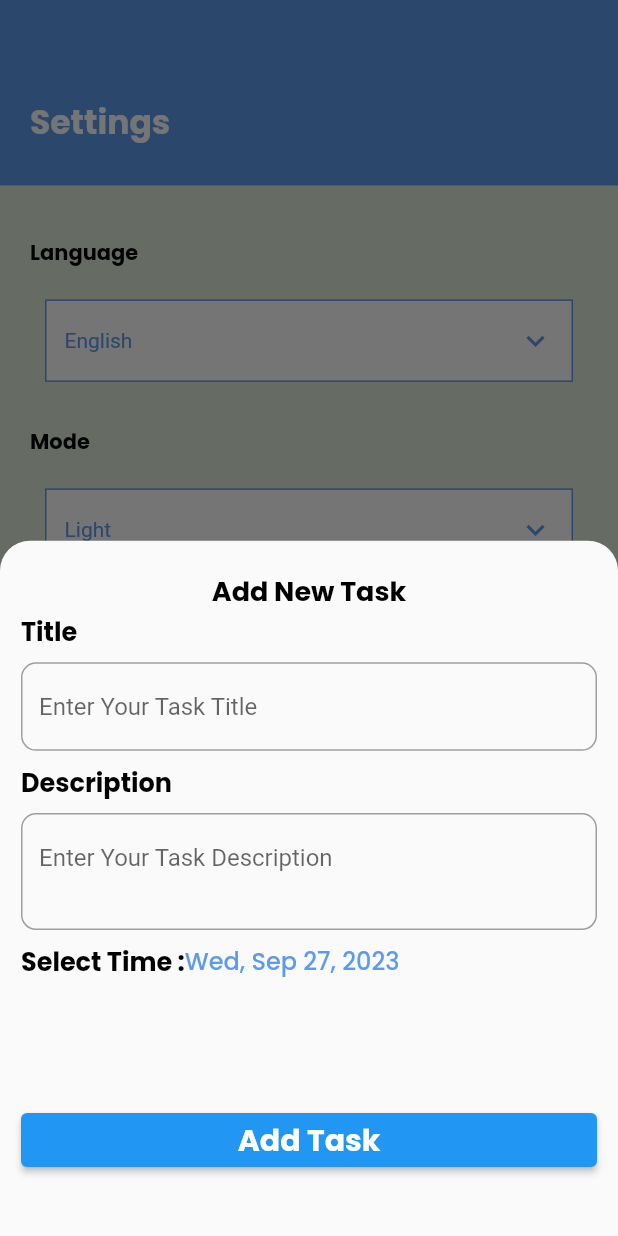
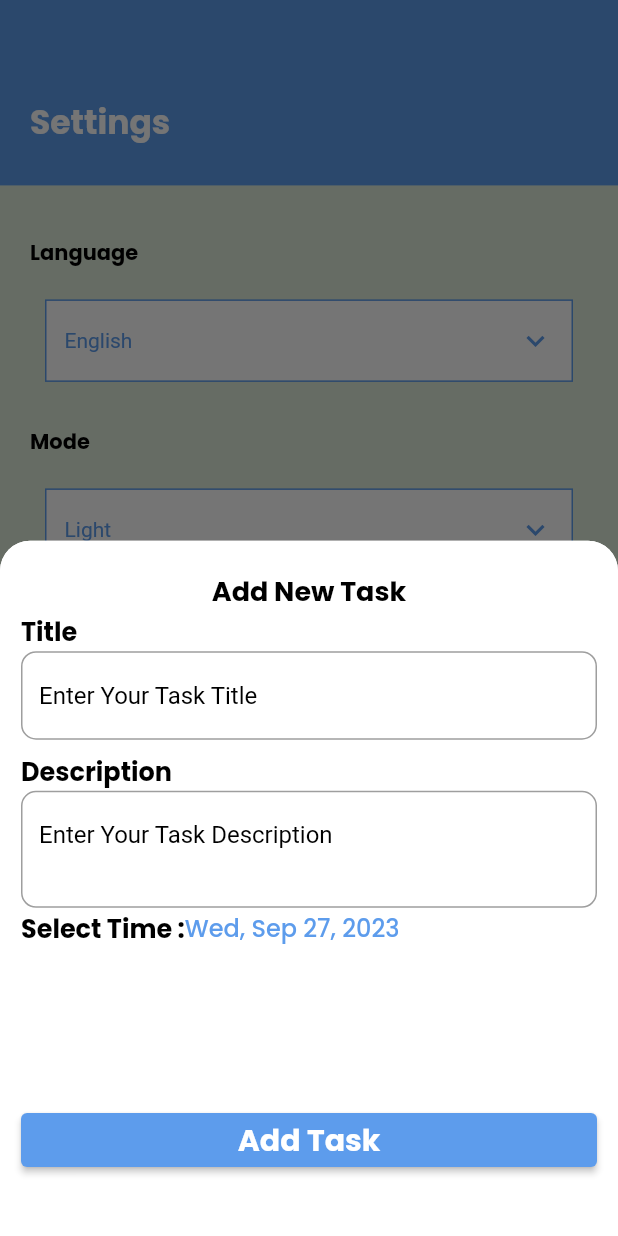
Before and after one commit to basmalahesham/todo_app_c9, a Flutter app: the HomeLayoutView screen opened by its route, item 2 of the bottom bar chosen, after a tap on the "add" icon, on a phone screen of 412 x 824 dp. Run offline on Flutter 3.47's test engine with Material 2 defaults, Android fonts, the phone set to English and light mode, and no system bars; our stand-ins replace bot_toast, calendar_timeline, cloud_firestore, firebase_auth, firebase_core, flutter_easyloading and 3 more; accounts and stored records are empty; generated files the repository leaves out were written again.

Commit message:
create todoApp

```diff
--- a/lib/layout/home_layout.dart
+++ b/lib/layout/home_layout.dart
@@ -1,5 +1,6 @@
 import 'package:flutter/material.dart';
 import 'package:provider/provider.dart';
+import 'package:todo_app/core/theme/app_theme.dart';
 import 'package:todo_app/layout/widgets/show_add_task_bottom_sheet.dart';
 import 'package:todo_app/moduls/settings/settings_view.dart';
 import 'package:todo_app/moduls/tasks_list/tasks_list_view.dart';
@@ -45,6 +46,7 @@ class _HomeLayoutViewState extends State<HomeLayoutView> {
           color: Colors.white,
         ),
         child: FloatingActionButton(
+          backgroundColor: AppTheme.primaryColor,
           onPressed: () {
             ShowAddTasksBottomSheet();
           },
--- a/lib/layout/widgets/show_add_task_bottom_sheet.dart
+++ b/lib/layout/widgets/show_add_task_bottom_sheet.dart
@@ -2,12 +2,14 @@ import 'package:flutter/material.dart';
 import 'package:flutter_easyloading/flutter_easyloading.dart';
 import 'package:google_fonts/google_fonts.dart';
 import 'package:intl/intl.dart';
+import 'package:provider/provider.dart';
 import 'package:todo_app/core/theme/app_theme.dart';
 import 'package:todo_app/core/utils/my_date_time.dart';
 
 import '../../core/network_layer/firestore_utils.dart';
 import '../../core/services/snackbar_service.dart';
 import '../../models/task_model.dart';
+import '../../provider/settings_provider.dart';
 
 class AddTaskBottomSheet extends StatefulWidget {
   const AddTaskBottomSheet({super.key});
@@ -27,7 +29,16 @@ class _AddTaskBottomSheetState extends State<AddTaskBottomSheet> {
   @override
   Widget build(BuildContext context) {
     var mediaQuery = MediaQuery.of(context).size;
-    return Padding(
+    var provider = Provider.of<SettingsProvider>(context);
+    return Container(
+      decoration: BoxDecoration(
+        color: provider.isDark() ? Color(0xFF141922) : Colors.white,
+        borderRadius: BorderRadius.only(
+          topLeft: Radius.circular(20),
+          topRight: Radius.circular(20),
+        ),
+      ),
+      child: Padding(
         padding: const EdgeInsets.symmetric(horizontal: 14, vertical: 20),
         child: Form(
           key: formKey,
@@ -42,6 +53,7 @@ class _AddTaskBottomSheetState extends State<AddTaskBottomSheet> {
                   style: GoogleFonts.poppins(
                     fontWeight: FontWeight.bold,
                     fontSize: 18,
+                    color: provider.isDark() ? Colors.white : Colors.black,
                   ),
                 ),
                 SizedBox(
@@ -52,10 +64,11 @@ class _AddTaskBottomSheetState extends State<AddTaskBottomSheet> {
                   style: GoogleFonts.poppins(
                     fontWeight: FontWeight.bold,
                     fontSize: 17,
+                    color: provider.isDark() ? Colors.white : Colors.black,
                   ),
                 ),
                 SizedBox(
-                height: mediaQuery.height * 0.01,
+                  height: mediaQuery.height * 0.001,
                 ),
                 TextFormField(
                   controller: titleController,
@@ -75,6 +88,9 @@ class _AddTaskBottomSheetState extends State<AddTaskBottomSheet> {
                       fontSize: 17,
                     ),*/
                     hintText: 'Enter Your Task Title',
+                    hintStyle: TextStyle(
+                      color: provider.isDark() ? Colors.white : Colors.black,
+                    ),
                     focusedBorder: OutlineInputBorder(
                       borderRadius: BorderRadius.circular(10),
                       borderSide: const BorderSide(
@@ -103,10 +119,11 @@ class _AddTaskBottomSheetState extends State<AddTaskBottomSheet> {
                   style: GoogleFonts.poppins(
                     fontWeight: FontWeight.bold,
                     fontSize: 17,
+                    color: provider.isDark() ? Colors.white : Colors.black,
                   ),
                 ),
                 SizedBox(
-                height: mediaQuery.height * 0.01,
+                  height: mediaQuery.height * 0.001,
                 ),
                 TextFormField(
                   controller: descriptionController,
@@ -126,6 +143,9 @@ class _AddTaskBottomSheetState extends State<AddTaskBottomSheet> {
                       fontSize: 17,
                     ),*/
                     hintText: 'Enter Your Task Description',
+                    hintStyle: TextStyle(
+                      color: provider.isDark() ? Colors.white : Colors.black,
+                    ),
                     focusedBorder: OutlineInputBorder(
                       borderRadius: BorderRadius.circular(10),
                       borderSide: const BorderSide(
@@ -147,7 +167,7 @@ class _AddTaskBottomSheetState extends State<AddTaskBottomSheet> {
                   ),
                 ),
                 SizedBox(
-                height: mediaQuery.height * 0.01,
+                  height: mediaQuery.height * 0.001,
                 ),
                 Row(
                   children: [
@@ -156,6 +176,7 @@ class _AddTaskBottomSheetState extends State<AddTaskBottomSheet> {
                       style: GoogleFonts.poppins(
                         fontWeight: FontWeight.bold,
                         fontSize: 17,
+                        color: provider.isDark() ? Colors.white : Colors.black,
                       ),
                     ),
                     InkWell(
@@ -177,6 +198,9 @@ class _AddTaskBottomSheetState extends State<AddTaskBottomSheet> {
                 ),
                 const Spacer(),
                 ElevatedButton(
+                  style: ElevatedButton.styleFrom(
+                    backgroundColor: AppTheme.primaryColor,
+                  ),
                   onPressed: () {
                     addTask();
                   },
@@ -189,6 +213,7 @@ class _AddTaskBottomSheetState extends State<AddTaskBottomSheet> {
                   ),
                 ),
               ],
+            ),
           ),
         ),
       ),
@@ -219,6 +244,7 @@ class _AddTaskBottomSheetState extends State<AddTaskBottomSheet> {
         title: titleController.text,
         description: descriptionController.text,
         isDone: false,
+        //dateTime: selectedDate.millisecondsSinceEpoch,
         dateTime: MyDateTime.externalDateOnly(selectedDate),
       );
 
--- a/lib/models/task_model.dart
+++ b/lib/models/task_model.dart
@@ -4,6 +4,7 @@ class TaskModel {
   String? title;
   String? description;
   bool? isDone;
+  //int? dateTime;
   DateTime? dateTime;
 
   TaskModel(
@@ -15,6 +16,7 @@ class TaskModel {
           title: json['title'],
           description: json['description'],
           isDone: json['isDone'],
+    //dateTime: json['dateTime'],
           dateTime: DateTime.fromMillisecondsSinceEpoch(json['dateTime']),
         );
 
@@ -24,6 +26,7 @@ class TaskModel {
       'title': title,
       'description': description,
       'isDone': isDone,
+      //'dateTime': dateTime,
       'dateTime': dateTime?.millisecondsSinceEpoch,
     };
   }
--- a/lib/moduls/login/login.dart
+++ b/lib/moduls/login/login.dart
@@ -3,6 +3,7 @@ import 'package:flutter/material.dart';
 import 'package:flutter_easyloading/flutter_easyloading.dart';
 import 'package:google_fonts/google_fonts.dart';
 import 'package:provider/provider.dart';
+import 'package:todo_app/core/theme/app_theme.dart';
 import 'package:todo_app/core/widgets/custom_text_form_field.dart';
 import 'package:todo_app/layout/home_layout.dart';
 import 'package:todo_app/moduls/register/register_screen.dart';
@@ -123,6 +124,7 @@ class _LoginScreenState extends State<LoginScreen> {
                     ),
                   ),
                   style: ElevatedButton.styleFrom(
+                    backgroundColor: AppTheme.primaryColor,
                     padding: EdgeInsets.symmetric(
                       vertical: 12,
                     ),
@@ -149,7 +151,8 @@ class _LoginScreenState extends State<LoginScreen> {
                     },
                     child: Text(
                       'Register',
-                      style: TextStyle(fontSize: 16),
+                      style:
+                          TextStyle(fontSize: 16, color: AppTheme.primaryColor),
                     ),
                   ),
                 ],
--- a/lib/moduls/register/register_screen.dart
+++ b/lib/moduls/register/register_screen.dart
@@ -3,6 +3,7 @@ import 'package:flutter/material.dart';
 import 'package:flutter_easyloading/flutter_easyloading.dart';
 import 'package:google_fonts/google_fonts.dart';
 import 'package:provider/provider.dart';
+import 'package:todo_app/core/theme/app_theme.dart';
 import 'package:todo_app/core/widgets/custom_text_form_field.dart';
 import 'package:todo_app/moduls/login/login.dart';
 
@@ -171,6 +172,7 @@ class _RegisterScreenState extends State<RegisterScreen> {
                     ),
                   ),
                   style: ElevatedButton.styleFrom(
+                    backgroundColor: AppTheme.primaryColor,
                     padding: EdgeInsets.symmetric(
                       vertical: 15,
                     ),
@@ -194,7 +196,8 @@ class _RegisterScreenState extends State<RegisterScreen> {
                     },
                     child: Text(
                       'Login',
-                      style: TextStyle(fontSize: 16),
+                      style:
+                          TextStyle(fontSize: 16, color: AppTheme.primaryColor),
                     ),
                   ),
                 ],
--- a/lib/moduls/settings/language_bottom_sheet.dart
+++ b/lib/moduls/settings/language_bottom_sheet.dart
@@ -20,7 +20,7 @@ class _LanguageBottomSheetState extends State<LanguageBottomSheet> {
     return Container(
       padding: EdgeInsets.all(12),
       decoration: BoxDecoration(
-        color: Colors.white,
+        color: provider.isDark() ? Color(0xFF141922) : Colors.white,
         borderRadius: BorderRadius.only(
             topLeft: Radius.circular(12), topRight: Radius.circular(12)),
       ),
--- a/lib/moduls/settings/settings_view.dart
+++ b/lib/moduls/settings/settings_view.dart
@@ -148,6 +148,7 @@ class _SettingsViewState extends State<SettingsView> {
                       ),
                     ),
                     style: ElevatedButton.styleFrom(
+                      backgroundColor: AppTheme.primaryColor,
                       padding: EdgeInsets.symmetric(
                         vertical: 15,
                       ),
--- a/lib/moduls/settings/theme_bottom_sheet.dart
+++ b/lib/moduls/settings/theme_bottom_sheet.dart
@@ -20,7 +20,7 @@ class _ThemeBottomSheetState extends State<ThemeBottomSheet> {
     return Container(
       padding: EdgeInsets.all(12),
       decoration: BoxDecoration(
-        color: Colors.white,
+        color: provider.isDark() ? Color(0xFF141922) : Colors.white,
         borderRadius: BorderRadius.only(
             topLeft: Radius.circular(12), topRight: Radius.circular(12)),
       ),
```
Also changed, not shown: lib/moduls/edit/edit_screen.dart (+35 -6 lines). Lines whose indentation alone changed are shown as unchanged.
